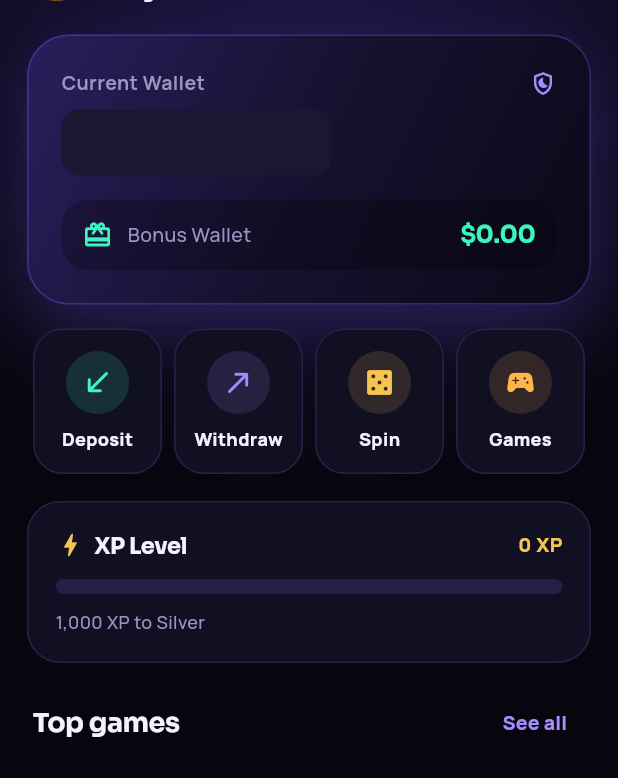
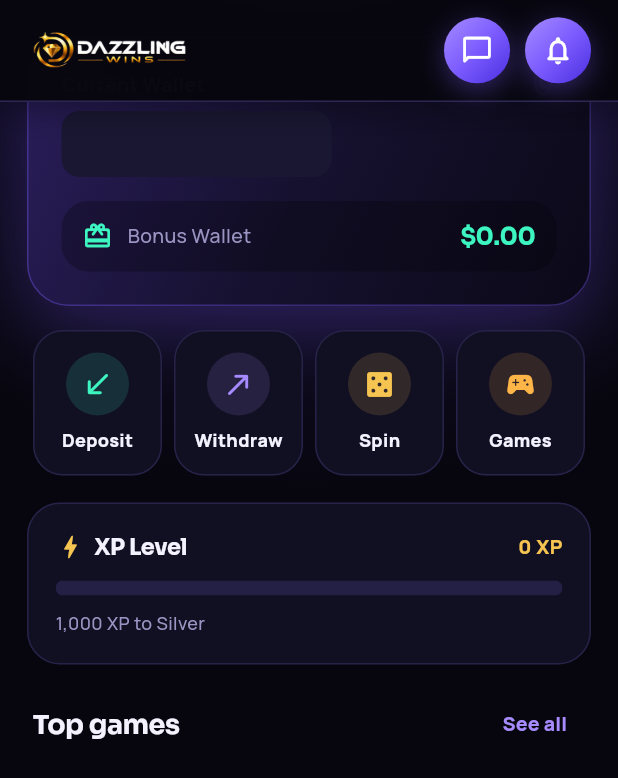
Before and after one commit to Quickskillscoding/DazzlingWins-App, a Flutter app: the HomeScreen widget shown alone on an empty page, opened directly, scrolled down 52 dp, on a phone screen of 412 x 824 dp. Shown: the top 778 px of the screen. Run offline on Flutter 3.47's test engine with Material 3 defaults, Android fonts, the phone set to English and light mode, and no system bars; our stand-ins replace app_links, cached_network_image, flutter_local_notifications, flutter_secure_storage, google_fonts, image_picker and 3 more; missing offline and left inert: workmanager; accounts and stored records are empty; network calls fail.

Commit message:
Home header: avatar + name with chat and notifications, sticky logo bar
- top of the page: gold-ringed avatar, player name, round violet chat
  and notification buttons
- after scrolling: a pinned bar with the DazzlingWins logo and the same
  two buttons on a solid background (animated switch)
- chat opens live support; the bell opens the player's recent promo
  notifications (last 30 days, /api/app/notifications)
- reusable AppHeaderSliver widget

Co-Authored-By: Claude Opus 5.5 <noreply@anthropic.com>

```diff
--- a/lib/features/home/home_screen.dart
+++ b/lib/features/home/home_screen.dart
@@ -4,6 +4,7 @@ import '../../core/api.dart';
 import '../../core/app_state.dart';
 import '../../core/format.dart';
 import '../../core/theme.dart';
+import '../../widgets/app_header.dart';
 import '../../widgets/ui.dart';
 import '../games/game_sheet.dart';
 import '../games/games_repo.dart';
@@ -20,6 +21,7 @@ class HomeScreen extends StatefulWidget {
 
 class _HomeScreenState extends State<HomeScreen> with AutomaticKeepAliveClientMixin {
   final _rewardsKey = GlobalKey<RewardsPanelState>();
+  final _scroll = ScrollController();
   List<Map<String, dynamic>> _games = [];
   bool _gamesLoading = true;
 
@@ -30,6 +32,12 @@ class _HomeScreenState extends State<HomeScreen> with AutomaticKeepAliveClientMi
   void initState() {
     super.initState();
     _loadGames();
+  }
+
+  @override
+  void dispose() {
+    _scroll.dispose();
+    super.dispose();
   }
 
   Future<void> _loadGames() async {
@@ -66,24 +74,16 @@ class _HomeScreenState extends State<HomeScreen> with AutomaticKeepAliveClientMi
             final p = s.progress;
             return CustomScrollView(
               physics: const BouncingScrollPhysics(parent: AlwaysScrollableScrollPhysics()),
+              controller: _scroll,
               slivers: [
+                // Avatar + name at the top; sticky logo bar once scrolled (chat + bell in both).
+                AppHeaderSliver(controller: _scroll),
                 SliverSafeArea(
+                  top: false,
                   bottom: false,
                   sliver: SliverPadding(
-                    padding: const EdgeInsets.fromLTRB(18, 14, 18, 0),
+                    padding: const EdgeInsets.fromLTRB(18, 8, 18, 0),
                     sliver: SliverList.list(children: [
-                      Row(children: [
-                        Image.asset('assets/brand/logo_mark.png', width: 40, height: 40),
-                        const SizedBox(width: 10),
-                        Expanded(
-                          child: Column(crossAxisAlignment: CrossAxisAlignment.start, children: [
-                            Text('Welcome back', style: AppTheme.body(12, color: AppColors.muted)),
-                            Text(s.displayName, style: AppTheme.display(18), maxLines: 1, overflow: TextOverflow.ellipsis),
-                          ]),
-                        ),
-                        _LevelPill(name: p.current.name),
-                      ]),
-                      const SizedBox(height: 18),
                       _BalanceHero(state: s),
                       const SizedBox(height: 16),
                       Row(children: [
@@ -137,23 +137,6 @@ class _HomeScreenState extends State<HomeScreen> with AutomaticKeepAliveClientMi
   Future<void> _open(Widget page) async {
     await Navigator.of(context).push(MaterialPageRoute(builder: (_) => page));
     await AppState.instance.refreshWallet().catchError((_) {});
-  }
-}
-
-class _LevelPill extends StatelessWidget {
-  const _LevelPill({required this.name});
-  final String name;
-  @override
-  Widget build(BuildContext context) {
-    return Container(
-      padding: const EdgeInsets.symmetric(horizontal: 12, vertical: 7),
-      decoration: BoxDecoration(gradient: AppColors.goldGradient, borderRadius: BorderRadius.circular(99)),
-      child: Row(mainAxisSize: MainAxisSize.min, children: [
-        const Icon(Icons.workspace_premium_rounded, size: 16, color: Color(0xFF1A1200)),
-        const SizedBox(width: 4),
-        Text(name, style: AppTheme.body(12, weight: FontWeight.w800, color: const Color(0xFF1A1200))),
-      ]),
-    );
   }
 }
 
--- /dev/null
+++ b/lib/widgets/app_header.dart
@@ -0,0 +1,315 @@
+import 'package:flutter/material.dart';
+import 'package:flutter/services.dart';
+
+import '../core/api.dart';
+import '../core/app_state.dart';
+import '../core/format.dart';
+import '../core/theme.dart';
+import '../features/profile/support_chat_screen.dart';
+import 'ui.dart';
+
+/// The signed-in app header, pinned at the top of a scroll view.
+///  * At the top of the page: the player's avatar and name, with chat and notification buttons.
+///  * Once the page is scrolled: a compact sticky bar with the DazzlingWins logo and the same
+///    two buttons, on a solid background so content slides underneath it.
+/// Put it first in a CustomScrollView's slivers and pass that view's [ScrollController].
+class AppHeaderSliver extends StatefulWidget {
+  const AppHeaderSliver({super.key, required this.controller});
+  final ScrollController controller;
+
+  @override
+  State<AppHeaderSliver> createState() => _AppHeaderSliverState();
+}
+
+class _AppHeaderSliverState extends State<AppHeaderSliver> {
+  /// Scroll distance after which the header switches to the compact logo bar.
+  static const _threshold = 28.0;
+  final _scrolled = ValueNotifier<bool>(false);
+
+  @override
+  void initState() {
+    super.initState();
+    widget.controller.addListener(_onScroll);
+  }
+
+  @override
+  void didUpdateWidget(covariant AppHeaderSliver oldWidget) {
+    super.didUpdateWidget(oldWidget);
+    if (oldWidget.controller != widget.controller) {
+      oldWidget.controller.removeListener(_onScroll);
+      widget.controller.addListener(_onScroll);
+    }
+  }
+
+  @override
+  void dispose() {
+    widget.controller.removeListener(_onScroll);
+    _scrolled.dispose();
+    super.dispose();
+  }
+
+  void _onScroll() {
+    if (!widget.controller.hasClients) return;
+    final next = widget.controller.offset > _threshold;
+    if (next != _scrolled.value) _scrolled.value = next;
+  }
+
+  @override
+  Widget build(BuildContext context) {
+    final top = MediaQuery.of(context).padding.top;
+    return SliverPersistentHeader(
+      pinned: true,
+      delegate: _HeaderDelegate(topPadding: top, scrolled: _scrolled),
+    );
+  }
+}
+
+class _HeaderDelegate extends SliverPersistentHeaderDelegate {
+  _HeaderDelegate({required this.topPadding, required this.scrolled});
+  final double topPadding;
+  final ValueNotifier<bool> scrolled;
+
+  static const _barHeight = 68.0;
+
+  @override
+  double get minExtent => topPadding + _barHeight;
+  @override
+  double get maxExtent => topPadding + _barHeight;
+
+  @override
+  bool shouldRebuild(covariant _HeaderDelegate oldDelegate) =>
+      oldDelegate.topPadding != topPadding || oldDelegate.scrolled != scrolled;
+
+  @override
+  Widget build(BuildContext context, double shrinkOffset, bool overlapsContent) {
+    return ValueListenableBuilder<bool>(
+      valueListenable: scrolled,
+      builder: (context, compact, _) {
+        return AnimatedContainer(
+          duration: const Duration(milliseconds: 220),
+          curve: Curves.easeOut,
+          padding: EdgeInsets.fromLTRB(18, topPadding, 18, 0),
+          decoration: BoxDecoration(
+            color: compact ? AppColors.bg.withValues(alpha: 0.97) : AppColors.bg.withValues(alpha: 0),
+            border: Border(bottom: BorderSide(color: compact ? AppColors.stroke : Colors.transparent)),
+            boxShadow: compact ? [BoxShadow(color: Colors.black.withValues(alpha: 0.35), blurRadius: 18, offset: const Offset(0, 6))] : const [],
+          ),
+          child: SizedBox(
+            height: _barHeight,
+            child: Row(children: [
+              Expanded(
+                child: AnimatedSwitcher(
+                  duration: const Duration(milliseconds: 240),
+                  switchInCurve: Curves.easeOutCubic,
+                  switchOutCurve: Curves.easeInCubic,
+                  layoutBuilder: (current, previous) => Stack(
+                    alignment: Alignment.centerLeft,
+                    children: [...previous, if (current != null) current],
+                  ),
+                  transitionBuilder: (child, animation) => FadeTransition(
+                    opacity: animation,
+                    child: SlideTransition(
+                      position: Tween(begin: const Offset(0, 0.25), end: Offset.zero).animate(animation),
+                      child: child,
+                    ),
+                  ),
+                  child: compact ? const _LogoRow(key: ValueKey('logo')) : const _ProfileRow(key: ValueKey('profile')),
+                ),
+              ),
+              const SizedBox(width: 12),
+              _RoundAction(
+                icon: Icons.chat_bubble_outline_rounded,
+                tooltip: 'Support chat',
+                onTap: () => Navigator.of(context).push(MaterialPageRoute(builder: (_) => const SupportChatScreen())),
+              ),
+              const SizedBox(width: 10),
+              _RoundAction(
+                icon: Icons.notifications_none_rounded,
+                tooltip: 'Notifications',
+                onTap: () => showNotificationsSheet(context),
+              ),
+            ]),
+          ),
+        );
+      },
+    );
+  }
+}
+
+/// Avatar + name (top of the page).
+class _ProfileRow extends StatelessWidget {
+  const _ProfileRow({super.key});
+  @override
+  Widget build(BuildContext context) {
+    return ListenableBuilder(
+      listenable: AppState.instance,
+      builder: (context, _) {
+        final name = AppState.instance.displayName;
+        final initial = name.trim().isEmpty ? 'P' : name.trim().substring(0, 1).toUpperCase();
+        return Row(children: [
+          Container(
+            width: 46,
+            height: 46,
+            padding: const EdgeInsets.all(2),
+            decoration: const BoxDecoration(gradient: AppColors.goldGradient, shape: BoxShape.circle),
+            child: Container(
+              decoration: const BoxDecoration(color: AppColors.surface2, shape: BoxShape.circle),
+              alignment: Alignment.center,
+              child: Text(initial, style: AppTheme.display(19, color: AppColors.goldLight)),
+            ),
+          ),
+          const SizedBox(width: 12),
+          Expanded(
+            child: Text(name, style: AppTheme.display(18), maxLines: 1, overflow: TextOverflow.ellipsis),
+          ),
+        ]);
+      },
+    );
+  }
+}
+
+/// Brand logo (sticky bar after scrolling).
+class _LogoRow extends StatelessWidget {
+  const _LogoRow({super.key});
+  @override
+  Widget build(BuildContext context) {
+    return Align(
+      alignment: Alignment.centerLeft,
+      child: Image.asset('assets/brand/logo_full.png', height: 44, fit: BoxFit.contain, alignment: Alignment.centerLeft),
+    );
+  }
+}
+
+/// Round violet action button (chat / notifications).
+class _RoundAction extends StatelessWidget {
+  const _RoundAction({required this.icon, required this.tooltip, required this.onTap});
+  final IconData icon;
+  final String tooltip;
+  final VoidCallback onTap;
+
+  @override
+  Widget build(BuildContext context) {
+    return Tooltip(
+      message: tooltip,
+      child: Container(
+        width: 44,
+        height: 44,
+        decoration: BoxDecoration(
+          gradient: AppColors.primaryGradient,
+          shape: BoxShape.circle,
+          boxShadow: [BoxShadow(color: AppColors.primary.withValues(alpha: 0.35), blurRadius: 14, offset: const Offset(0, 5))],
+        ),
+        child: Material(
+          color: Colors.transparent,
+          shape: const CircleBorder(),
+          clipBehavior: Clip.antiAlias,
+          child: InkWell(
+            onTap: () {
+              HapticFeedback.selectionClick();
+              onTap();
+            },
+            child: Icon(icon, color: Colors.white, size: 22),
+          ),
+        ),
+      ),
+    );
+  }
+}
+
+/// The player's recent promo notifications (last 30 days), same source as the system notifications.
+Future<void> showNotificationsSheet(BuildContext context) {
+  return showModalBottomSheet<void>(
+    context: context,
+    isScrollControlled: true,
+    useSafeArea: true,
+    builder: (_) => const _NotificationsSheet(),
+  );
+}
+
+class _NotificationsSheet extends StatefulWidget {
+  const _NotificationsSheet();
+  @override
+  State<_NotificationsSheet> createState() => _NotificationsSheetState();
+}
+
+class _NotificationsSheetState extends State<_NotificationsSheet> {
+  List<Map<String, dynamic>>? _items;
+  String? _error;
+
+  @override
+  void initState() {
+    super.initState();
+    _load();
+  }
+
+  Future<void> _load() async {
+    setState(() => _error = null);
+    try {
+      final since = DateTime.now().toUtc().subtract(const Duration(days: 30)).toIso8601String();
+      final d = await ApiClient.instance.get('/api/app/notifications', query: {'since': since});
+      if (mounted) setState(() => _items = listOf(d['notifications']).reversed.toList());
+    } on ApiException catch (e) {
+      if (mounted) setState(() => _error = e.message);
+    }
+  }
+
+  @override
+  Widget build(BuildContext context) {
+    final items = _items;
+    return ConstrainedBox(
+      constraints: BoxConstraints(maxHeight: MediaQuery.of(context).size.height * 0.75),
+      child: Column(mainAxisSize: MainAxisSize.min, crossAxisAlignment: CrossAxisAlignment.stretch, children: [
+        Padding(
+          padding: const EdgeInsets.fromLTRB(20, 0, 20, 12),
+          child: Text('Notifications', style: AppTheme.display(20)),
+        ),
+        Flexible(
+          child: _error != null
+              ? ErrorRetry(message: _error!, onRetry: _load)
+              : items == null
+                  ? const Padding(padding: EdgeInsets.all(40), child: Center(child: CircularProgressIndicator()))
+                  : items.isEmpty
+                      ? const EmptyState(
+                          icon: Icons.notifications_none_rounded,
+                          title: 'No notifications yet',
+                          subtitle: 'Offers and bonuses from DazzlingWins show up here.',
+                        )
+                      : ListView.separated(
+                          shrinkWrap: true,
+                          physics: const BouncingScrollPhysics(),
+                          padding: const EdgeInsets.fromLTRB(18, 0, 18, 24),
+                          itemCount: items.length,
+                          separatorBuilder: (_, __) => const SizedBox(height: 10),
+                          itemBuilder: (_, i) {
+                            final n = items[i];
+                            return Panel(
+                              padding: const EdgeInsets.all(14),
+                              radius: 18,
+                              child: Row(crossAxisAlignment: CrossAxisAlignment.start, children: [
+                                Container(
+                                  width: 40,
+                                  height: 40,
+                                  decoration: BoxDecoration(color: AppColors.gold.withValues(alpha: 0.14), shape: BoxShape.circle),
+                                  child: const Icon(Icons.card_giftcard_rounded, color: AppColors.gold, size: 20),
+                                ),
+                                const SizedBox(width: 12),
+                                Expanded(
+                                  child: Column(crossAxisAlignment: CrossAxisAlignment.start, children: [
+                                    Text(strOf(n['title'], 'New offer for you'), style: AppTheme.body(14, weight: FontWeight.w800)),
+                                    if (strOf(n['body']).isNotEmpty) ...[
+                                      const SizedBox(height: 3),
+                                      Text(strOf(n['body']), style: AppTheme.body(13, color: AppColors.muted, height: 1.35)),
+                                    ],
+                                    const SizedBox(height: 6),
+                                    Text(relativeTime(n['at']), style: AppTheme.body(11, color: AppColors.faint)),
+                                  ]),
+                                ),
+                              ]),
+                            );
+                          },
+                        ),
+        ),
+      ]),
+    );
+  }
+}
```
